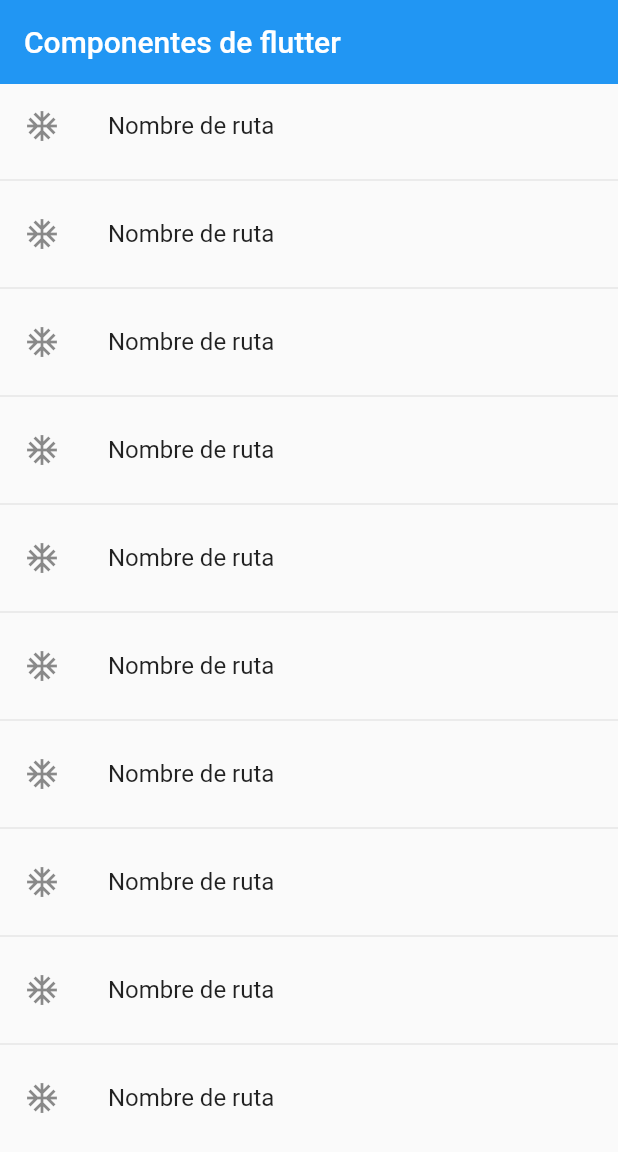
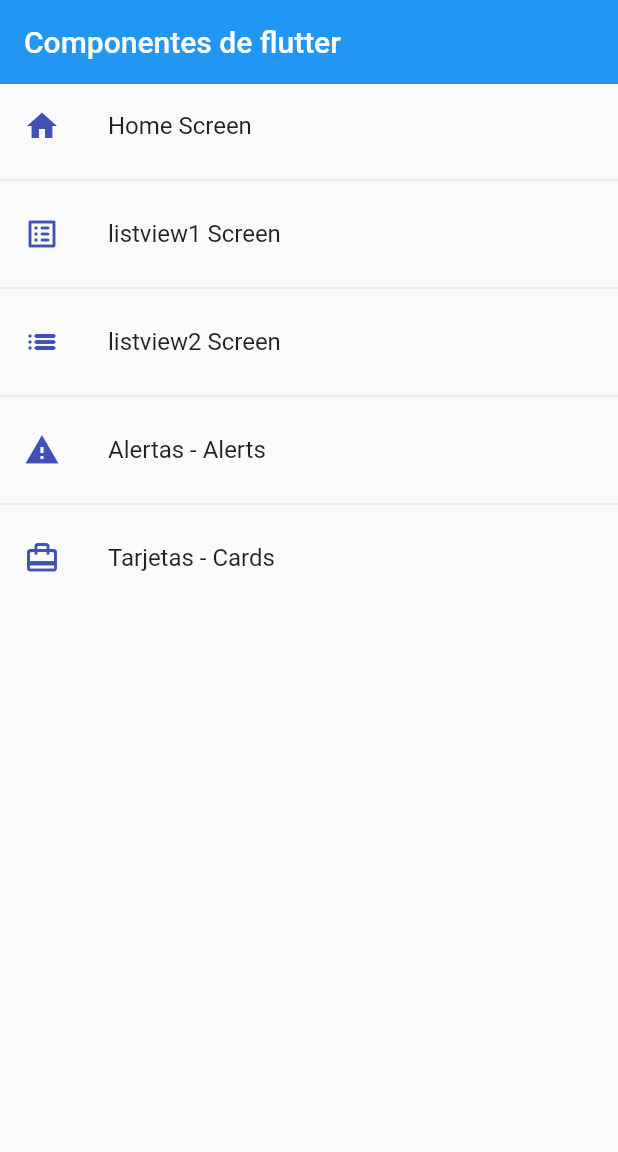
Before and after one commit to isamed92/flutter-components-practice, a Flutter app: the screen it shows after launch, on a phone screen of 412 x 824 dp. Shown: the top 1152 px of the screen. Run offline on Flutter 3.47's test engine with Material 2 defaults, Android fonts, the phone set to English and light mode, and no system bars.

Commit message:
add router class

```diff
--- a/lib/main.dart
+++ b/lib/main.dart
@@ -1,4 +1,4 @@
-import 'package:components/screens/screens.dart';
+import 'package:components/router/app_routes.dart';
 import 'package:flutter/material.dart';
 
 void main() => runApp(const MyApp());
@@ -9,23 +9,10 @@ class MyApp extends StatelessWidget {
   @override
   Widget build(BuildContext context) {
     return MaterialApp(
-      debugShowCheckedModeBanner: false,
-      title: 'Material App',
-      // home: const HomeScreen(),
-      initialRoute: 'home',
-      routes: {
-        'home': (context) => const HomeScreen(),
-        'listview1': (context) => const ListView1Screen(),
-        'listview2': (context) => const ListView2Screen(),
-        'alert': (context) => const AlertScreen(),
-        'card': (context) => const CardScreen(),
-      },
-      onGenerateRoute: (settings) {
-        print(settings);
-        return MaterialPageRoute(
-          builder: (context) => const AlertScreen(),
-        );
-      },
-    );
+        debugShowCheckedModeBanner: false,
+        title: 'Material App',
+        initialRoute: AppRoutes.initialRoute,
+        routes: AppRoutes.getAppRoutes(),
+        onGenerateRoute: AppRoutes.generate_route);
   }
 }
--- /dev/null
+++ b/lib/models/menu_option.dart
@@ -0,0 +1,14 @@
+import 'package:flutter/material.dart' show IconData, Widget;
+
+class MenuOption {
+  final String route;
+  final IconData icon;
+  final String name;
+  final Widget screen;
+
+  MenuOption(
+      {required this.route,
+      required this.icon,
+      required this.name,
+      required this.screen});
+}
--- /dev/null
+++ b/lib/models/models.dart
@@ -0,0 +1 @@
+export 'package:components/models/menu_option.dart';
--- /dev/null
+++ b/lib/router/app_routes.dart
@@ -0,0 +1,60 @@
+import 'package:components/models/models.dart';
+import 'package:components/screens/screens.dart';
+import 'package:flutter/material.dart';
+
+class AppRoutes {
+  static const initialRoute = 'home';
+
+  static final menuOptions = <MenuOption>[
+    // Todo: borrar home
+    MenuOption(
+        route: 'home',
+        icon: Icons.home,
+        name: 'Home Screen',
+        screen: const HomeScreen()),
+    MenuOption(
+        route: 'listview1',
+        icon: Icons.list_alt_rounded,
+        name: 'listview1 Screen',
+        screen: const ListView1Screen()),
+    MenuOption(
+        route: 'listview2',
+        icon: Icons.list_rounded,
+        name: 'listview2 Screen',
+        screen: const ListView2Screen()),
+    MenuOption(
+        route: 'alert',
+        icon: Icons.warning,
+        name: 'Alertas - Alerts',
+        screen: const AlertScreen()),
+    MenuOption(
+        route: 'card',
+        icon: Icons.card_travel_rounded,
+        name: 'Tarjetas - Cards',
+        screen: const CardScreen())
+  ];
+
+  static Map<String, Widget Function(BuildContext)> getAppRoutes() {
+    Map<String, Widget Function(BuildContext)> appRoutes = {};
+
+    for (final option in menuOptions) {
+      appRoutes.addAll({option.route: (BuildContext context) => option.screen});
+    }
+
+    return appRoutes;
+  }
+
+  // static Map<String, Widget Function(BuildContext)> routes = {
+  //   'home': (BuildContext context) => const HomeScreen(),
+  //   'listview1': (BuildContext context) => const ListView1Screen(),
+  //   'listview2': (BuildContext context) => const ListView2Screen(),
+  //   'alert': (BuildContext context) => const AlertScreen(),
+  //   'card': (BuildContext context) => const CardScreen(),
+  // };
+
+  static Route<dynamic> generate_route(RouteSettings settings) {
+    return MaterialPageRoute(
+      builder: (context) => const AlertScreen(),
+    );
+  }
+}
--- a/lib/screens/home_screen.dart
+++ b/lib/screens/home_screen.dart
@@ -1,4 +1,4 @@
-import 'package:components/screens/screens.dart';
+import 'package:components/router/app_routes.dart';
 import 'package:flutter/material.dart';
 
 class HomeScreen extends StatelessWidget {
@@ -6,6 +6,7 @@ class HomeScreen extends StatelessWidget {
 
   @override
   Widget build(BuildContext context) {
+    final menuOptions = AppRoutes.menuOptions;
     return Scaffold(
         appBar: AppBar(
           title: const Text('Componentes de flutter'),
@@ -13,16 +14,16 @@ class HomeScreen extends StatelessWidget {
         ),
         body: ListView.separated(
             itemBuilder: (context, index) => ListTile(
-                  leading: const Icon(Icons.ac_unit),
-                  title: const Text('Nombre de ruta'),
+                  leading: Icon(
+                    menuOptions[index].icon,
+                    color: Colors.indigo,
+                  ),
+                  title: Text(menuOptions[index].name),
                   onTap: (() {
-                    // final route = MaterialPageRoute(
-                    //     builder: (context) => const ListView1Screen());
-                    // Navigator.pushReplacement(context, route);
-                    Navigator.pushNamed(context, 'card');
+                    Navigator.pushNamed(context, menuOptions[index].route);
                   }),
                 ),
-            separatorBuilder: (context, index) => Divider(),
-            itemCount: 10));
+            separatorBuilder: (_, __) => const Divider(),
+            itemCount: menuOptions.length));
   }
 }
```
